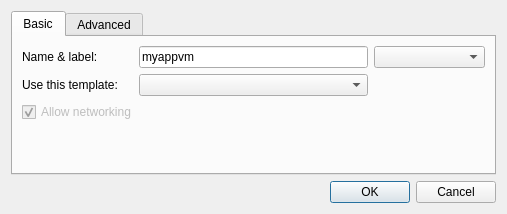
The window that newappvmdlg.ui (QubesOS/qubes-manager) describes before a commit, drawn with Qt 5.
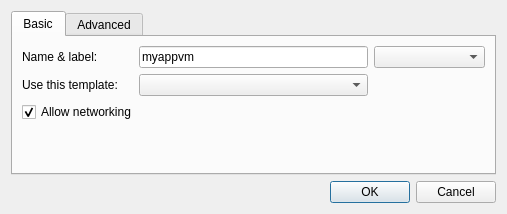
The same window after the commit. Icons and pictures are not drawn.

Commit message: Implemented 'Allow networking' during AppVM creation

Diff of the .ui file:
```diff
--- a/newappvmdlg.ui
+++ b/newappvmdlg.ui
@@ -73,10 +73,7 @@
         </spacer>
        </item>
        <item row="2" column="0" colspan="2">
-        <widget class="QCheckBox" name="checkBox_2">
-         <property name="enabled">
-          <bool>false</bool>
-         </property>
+        <widget class="QCheckBox" name="allow_networking">
          <property name="text">
           <string>Allow networking</string>
          </property>
```
The commit also changes 1 other file.
